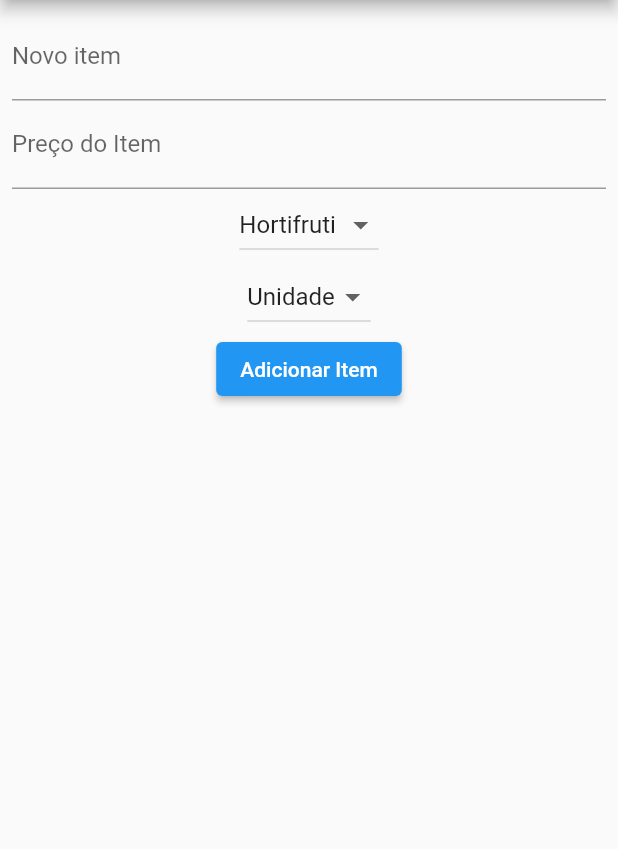
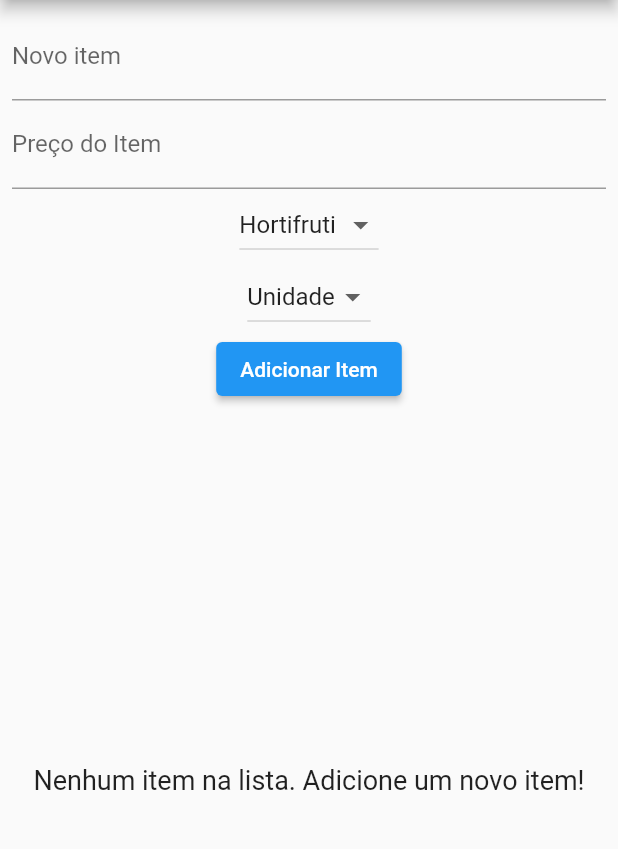
Before and after one commit to Barba2k2/asp_state_manager, a Flutter app: the screen it shows after launch, on a phone screen of 412 x 824 dp, the part 84-933 px from its top. Run offline on Flutter 3.47's test engine with Material 3 defaults, Android fonts, the phone set to English and light mode, and no system bars; our stand-ins replace flutter_local_notifications, flutter_riverpod, sqflite, sqflite_common_ffi; accounts and stored records are empty.

Commit message:
Refactor ShoppingListScreen to use ConsumerStatefulWidget and add initial loadItems() call

```diff
--- a/lib/src/presentation/screens/shopping_list_screen.dart
+++ b/lib/src/presentation/screens/shopping_list_screen.dart
@@ -4,11 +4,26 @@ import 'package:flutter_riverpod/flutter_riverpod.dart';
 import '../../application/notifiers/shopping_list_notifier.dart';
 import '../widgets/add_item_form.dart';
 
-class ShoppingListScreen extends ConsumerWidget {
+class ShoppingListScreen extends ConsumerStatefulWidget {
   const ShoppingListScreen({super.key});
 
   @override
-  Widget build(BuildContext context, WidgetRef ref) {
+  ConsumerState<ShoppingListScreen> createState() => _ShoppingListScreenState();
+}
+
+class _ShoppingListScreenState extends ConsumerState<ShoppingListScreen> {
+  @override
+  void initState() {
+    super.initState();
+    WidgetsBinding.instance.addPostFrameCallback(
+      (_) {
+        ref.read(shoppingListProvider.notifier).loadItems();
+      },
+    );
+  }
+
+  @override
+  Widget build(BuildContext context) {
     final shoppingList = ref.watch(shoppingListProvider);
 
     return Scaffold(
@@ -22,27 +37,65 @@ class ShoppingListScreen extends ConsumerWidget {
             const AddItemForm(),
             const SizedBox(height: 10),
             Expanded(
-              child: ListView.builder(
+              child: shoppingList.isEmpty
+                  ? const Center(
+                      child: Text(
+                        'Nenhum item na lista. Adicione um novo item!',
+                        style: TextStyle(fontSize: 18),
+                      ),
+                    )
+                  : ListView.builder(
                       itemCount: shoppingList.length,
                       itemBuilder: (context, index) {
                         final item = shoppingList[index];
                         return Card(
                           child: ListTile(
                             title: Text(item.name),
-                      subtitle: Text(
-                          'Categoria: ${item.category}, Preço: R\$ ${item.price?.toStringAsFixed(2) ?? ''}, Tipo: ${item.priceType}'),
-                      trailing: IconButton(
+                            subtitle: Column(
+                              crossAxisAlignment: CrossAxisAlignment.start,
+                              children: [
+                                Text('Categoria: ${item.category}'),
+                                Text(
+                                  'Preço: R\$ ${item.price?.toStringAsFixed(2) ?? ''}, Tipo: ${item.priceType}',
+                                ),
+                                Text('Comprado: ${item.purchaseCount} vezes'),
+                                if (item.isUrgent)
+                                  const Text(
+                                    'Urgente',
+                                    style: TextStyle(
+                                      color: Colors.red,
+                                      fontWeight: FontWeight.bold,
+                                    ),
+                                  ),
+                              ],
+                            ),
+                            trailing: Row(
+                              mainAxisSize: MainAxisSize.min,
+                              children: [
+                                IconButton(
                                   icon: Icon(
                                     item.isUrgent
                                         ? Icons.warning
                                         : Icons.warning_outlined,
-                          color: item.isUrgent ? Colors.red : Colors.grey,
+                                    color: item.isUrgent
+                                        ? Colors.red
+                                        : Colors.grey,
                                   ),
                                   onPressed: () {
                                     ref
                                         .read(shoppingListProvider.notifier)
                                         .toggleUrgentStatus(item);
                                   },
+                                ),
+                                IconButton(
+                                  icon: const Icon(Icons.check),
+                                  onPressed: () {
+                                    ref
+                                        .read(shoppingListProvider.notifier)
+                                        .markAsPurchased(item);
+                                  },
+                                ),
+                              ],
                             ),
                           ),
                         );
```
Lines whose indentation alone changed are shown as unchanged.
